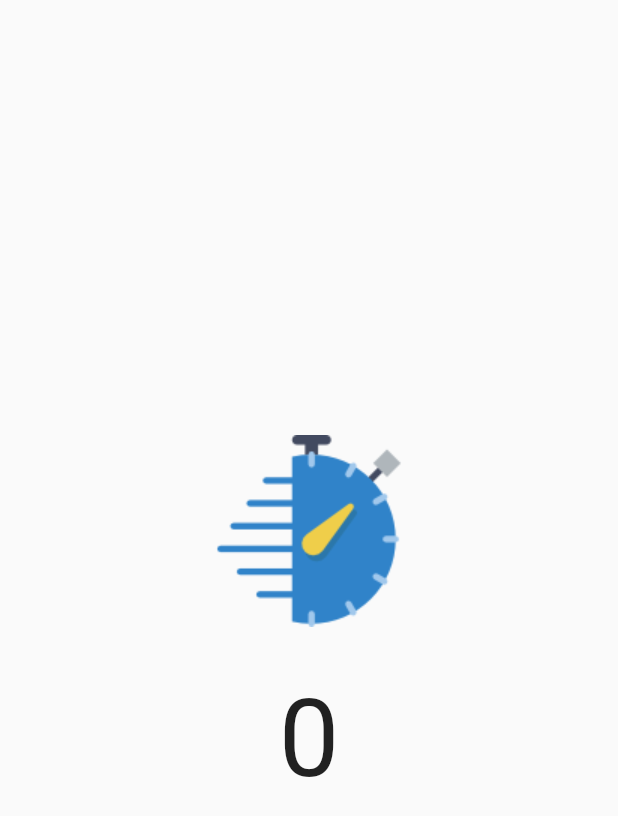
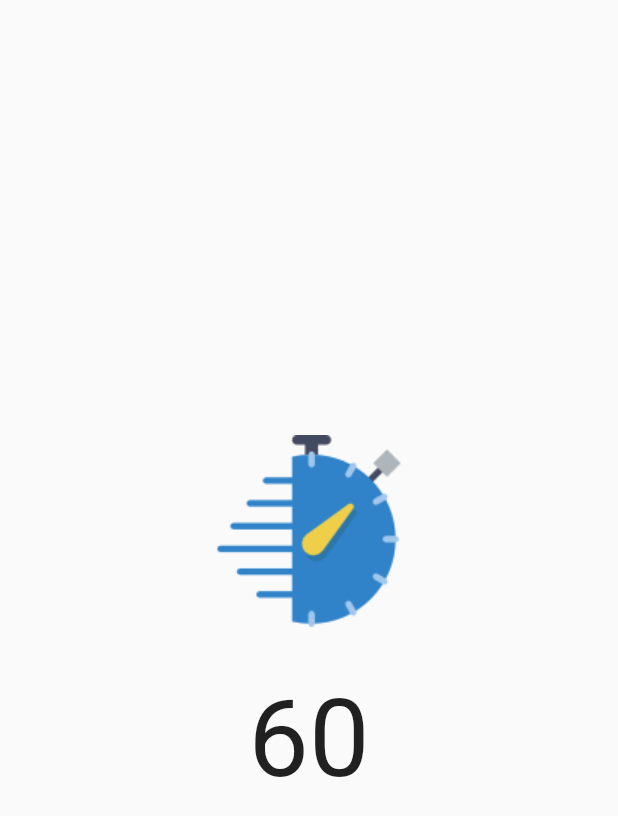
Before and after one commit to appmath/flutter-provider-afzalali, a Flutter app: the first screen one second after launch, on a phone screen of 412 x 824 dp. Shown: the top 816 px of the screen. Run offline on Flutter 3.47's test engine with Material 2 defaults, Android fonts, the phone set to English and light mode, and no system bars.

Commit message:
finished version 2

```diff
--- a/lib/homepage.dart
+++ b/lib/homepage.dart
@@ -9,13 +9,17 @@ class HomePage extends StatefulWidget {
 }
 
 class _HomePageState extends State<HomePage> {
-  int initialValue = 60;
+  // int initialValue = 60;
 
   @override
   void initState() {
     Timer.periodic(const Duration(seconds: 1), (t) {
       var timerInfo = Provider.of<TimerInfo>(context, listen: false);
-      timerInfo.upDateRemainingTime();
+      timerInfo.updateRemainingTime();
+      // print('timer: ${t.tick}');
+      // setState(() {
+      //   initialValue--;
+      // });
     });
     super.initState();
   }
@@ -30,17 +34,25 @@ class _HomePageState extends State<HomePage> {
           children: <Widget>[
             Image.asset('assets/stopwatch.png'),
             const SizedBox(height: 32),
+            // Note that child might be tied to the main widget, it doesn't get updated
             Consumer<TimerInfo>(
-              builder: (context, data, child) {
-                return Text(
-                  data.getRemainingTime().toString(),
-                  style: const TextStyle(fontSize: 72),
-                );
-              },
-            )
+              builder: (BuildContext context, timerInfoBasic, Widget? child) =>
+                  Text(
+                '${timerInfoBasic.remainingTime}',
+                style: TextStyle(fontSize: 72),
+              ),
+            ),
           ],
         ),
       ),
     );
   }
 }
+
+// Description: provider for state management
+// URL: https://pub.dev/packages/provider
+// Install: flutter pub add provider
+// App: flutter_shop (/src/mobile/flutter/learning/udemy/flutter-dart-complete-guide/flutter_shop)
+
+// Example: flutter_shop has too many examples
+// TODO: categorize the API
--- a/lib/main.dart
+++ b/lib/main.dart
@@ -4,6 +4,7 @@ import 'package:provider/provider.dart';
 
 import 'homepage.dart';
 
+// https://www.youtube.com/watch?v=QT2LFIe794I&t=154s
 void main() => runApp(MyApp());
 
 class MyApp extends StatelessWidget {
@@ -15,8 +16,9 @@ class MyApp extends StatelessWidget {
       theme: ThemeData(
         primarySwatch: Colors.blue,
       ),
-      home: ChangeNotifierProvider(
-        create: (context) => TimerInfo(),
+      home: // Rebuilds only the widgets that are listening
+          ChangeNotifierProvider(
+        create: (ctx) => TimerInfo(),
         child: HomePage(),
       ),
     );
--- a/lib/timer_info.dart
+++ b/lib/timer_info.dart
@@ -1,11 +1,15 @@
-import 'package:flutter/widgets.dart';
+import 'package:flutter/foundation.dart';
 
-class TimerInfo with ChangeNotifier {
-  int _remainingTime = 0;
-  int getRemainingTime() => _remainingTime;
+class TimerInfo extends ChangeNotifier {
+  int _remainingTime = 60;
 
-  upDateRemainingTime() {
-    _remainingTime++;
+  int get remainingTime => _remainingTime;
+
+  updateRemainingTime() {
+    _remainingTime--;
+    if (_remainingTime == 0) {
+      _remainingTime = 60;
+    }
     notifyListeners();
   }
 }
```
